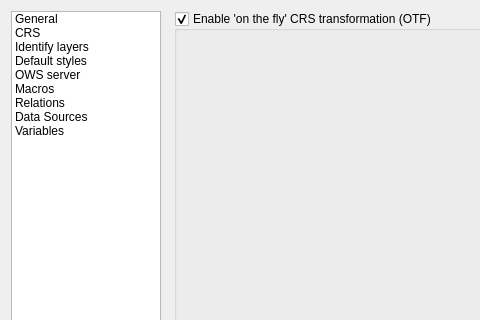
This is src/ui/qgsprojectpropertiesbase.ui in qgis/QGIS as Qt 5 draws it before an edit; both pictures show x 0 to 480 and y 0 to 320 of the 857 by 830 pixel window. The edited form follows.
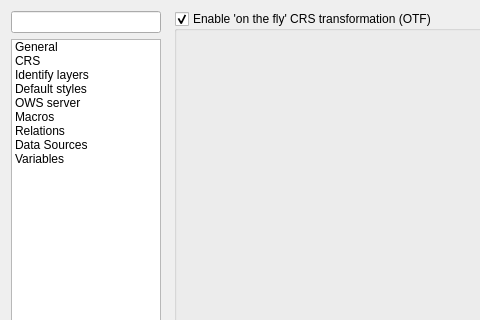
This is the edited form. The open tabs and pages were chosen to show the change. Icons and pictures are not drawn. Custom widgets are drawn as their Qt base class.

Commit message: add search capability to project properties dialog

```diff
--- a/src/ui/qgsprojectpropertiesbase.ui
+++ b/src/ui/qgsprojectpropertiesbase.ui
@@ -54,6 +54,9 @@
        <property name="bottomMargin">
         <number>0</number>
        </property>
+       <item>
+        <widget class="QLineEdit" name="mSearchLineEdit"/>
+       </item>
        <item>
         <widget class="QListWidget" name="mOptionsListWidget">
          <property name="minimumSize">
```
Left out of the diff: 12 changed lines with no effect on the pictures.
